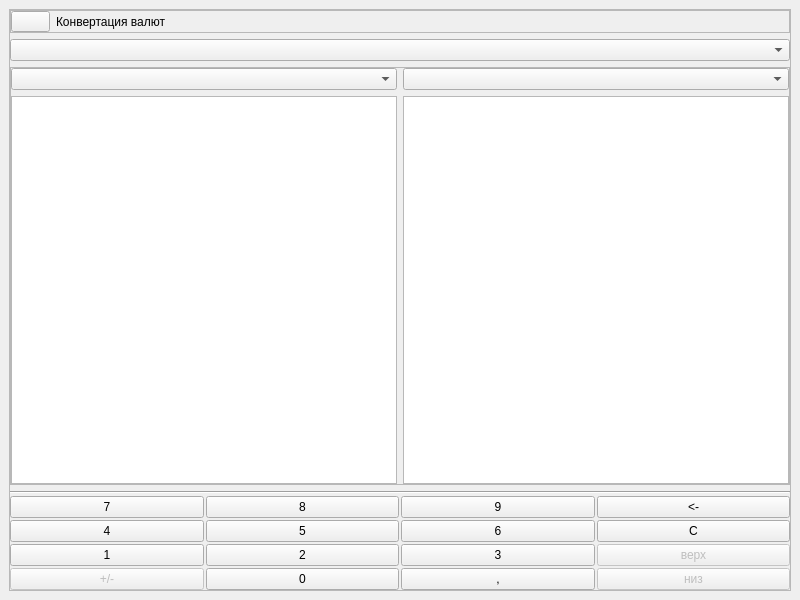
Above: Calculator/Value/valuewindow.ui from tqqqqt/SimpleCalculator before the change. Below: the same form after it.
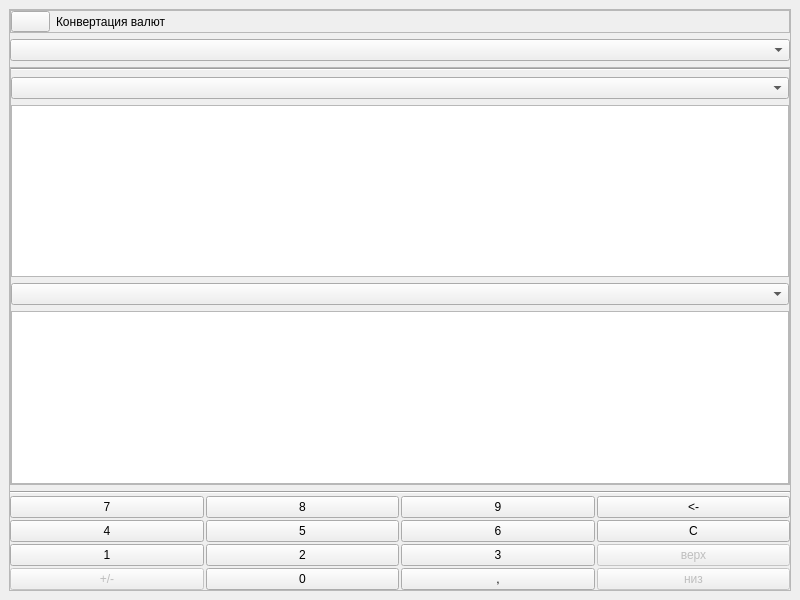
That is the form after the change.

Commit message: complete value window for time

```diff
--- a/Calculator/Value/valuewindow.ui
+++ b/Calculator/Value/valuewindow.ui
@@ -95,7 +95,7 @@
          <property name="frameShadow">
           <enum>QFrame::Raised</enum>
          </property>
-         <layout class="QGridLayout" name="gridLayout">
+         <layout class="QVBoxLayout" name="verticalLayout_3">
           <property name="leftMargin">
            <number>0</number>
           </property>
@@ -108,20 +108,27 @@
           <property name="bottomMargin">
            <number>0</number>
           </property>
-          <item row="0" column="0">
+          <item>
+           <widget class="Line" name="line_2">
+            <property name="orientation">
+             <enum>Qt::Horizontal</enum>
+            </property>
+           </widget>
+          </item>
+          <item>
            <widget class="QComboBox" name="comboBox_left"/>
           </item>
-          <item row="0" column="1">
-           <widget class="QComboBox" name="comboBox_right"/>
-          </item>
-          <item row="1" column="0">
+          <item>
            <widget class="QTextEdit" name="textEdit_left">
             <property name="readOnly">
              <bool>true</bool>
             </property>
            </widget>
           </item>
-          <item row="1" column="1">
+          <item>
+           <widget class="QComboBox" name="comboBox_right"/>
+          </item>
+          <item>
            <widget class="QTextEdit" name="textEdit_right">
             <property name="readOnly">
              <bool>true</bool>
```
